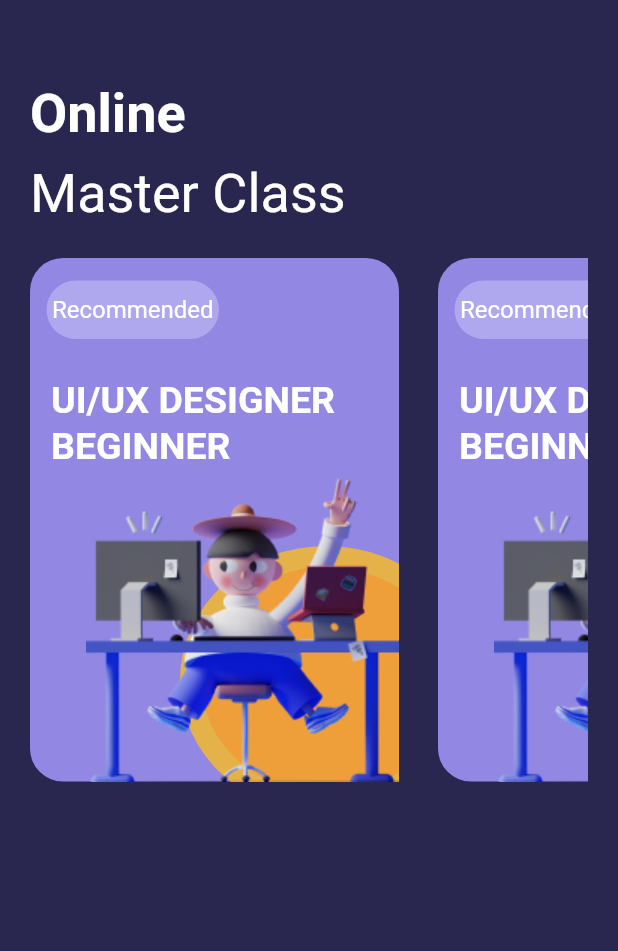
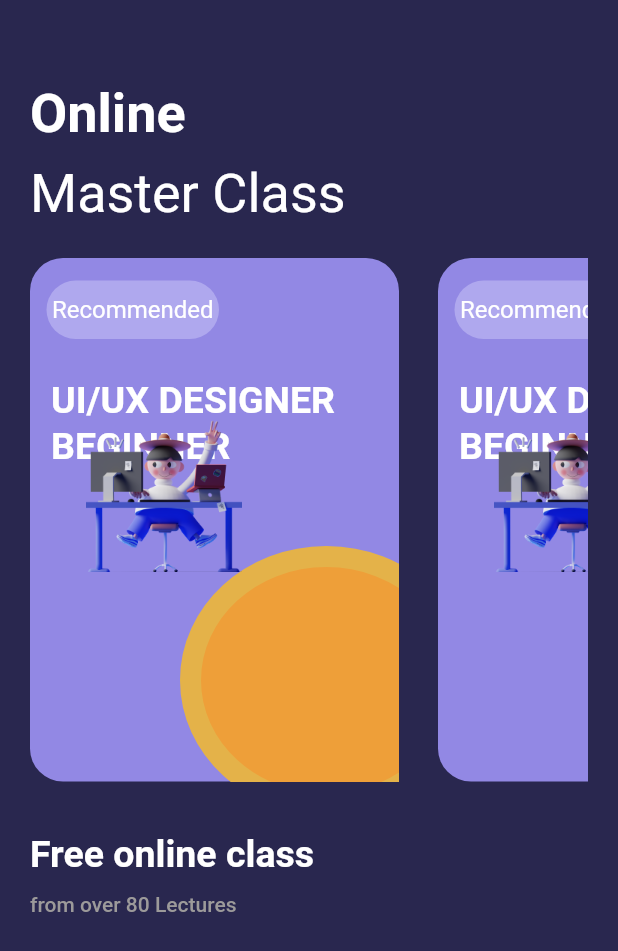
Before and after one commit to MOHAMMEDFLITI/ui_screen, a Flutter app: the screen it shows after launch, on a phone screen of 412 x 824 dp. Shown: the top 951 px of the screen. Run offline on Flutter 3.47's test engine with Material 2 defaults, Android fonts, the phone set to English and light mode, and no system bars; our stand-ins replace flutter_svg, google_fonts.

Commit message:
class commit

```diff
--- a/lib/components/components.dart
+++ b/lib/components/components.dart
@@ -89,7 +89,8 @@
             top:70,
             left:37,
             child:Image.asset(
-                firstCourseImage,
+              firstCourseImage,
+              scale: 2,
             ),
           ),
 
--- a/lib/screens/home/home_screen.dart
+++ b/lib/screens/home/home_screen.dart
@@ -69,6 +69,36 @@
 
               ),
             ),
+            const SizedBox(
+              height: 34,
+            ),
+            Column(
+              mainAxisAlignment: MainAxisAlignment.start,
+              crossAxisAlignment: CrossAxisAlignment.start,
+              children:
+              [
+                Text(
+                  'Free online class',
+                  style: GoogleFonts.roboto(
+                    fontSize: 25,
+                    fontWeight: FontWeight.bold,
+                    color: Colors.white,
+                  ),
+                ),
+                const SizedBox(
+                  height: 11,
+                ),
+                Text(
+                  'from over 80 Lectures',
+                  style: GoogleFonts.roboto(
+                    fontSize: 14,
+                    fontWeight: FontWeight.w500,
+                    color: const Color(0xFF9C9A9A),
+                  ),
+                ),
+              ],
+            ),
+
           ],
         ),
       ),
```
